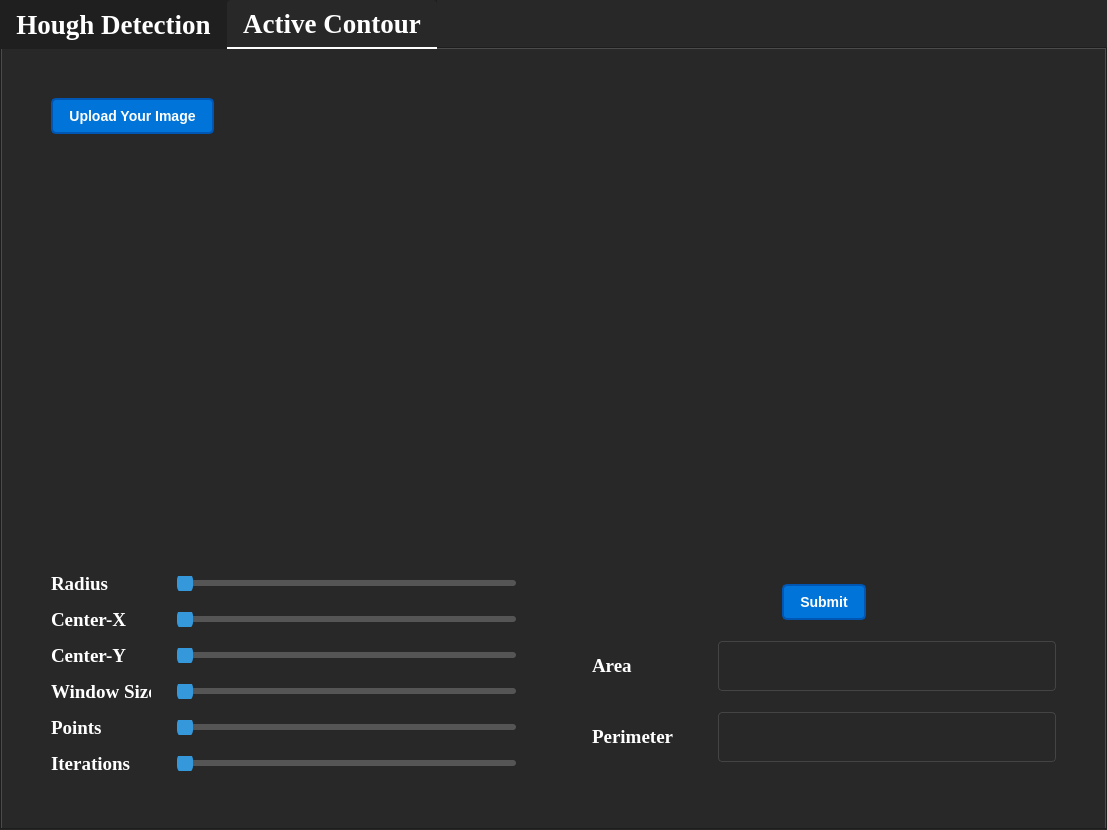
Above: MainWindow.ui from fadymohsen/EdgeBoundaryDetection before the change. Below: the same form after it.
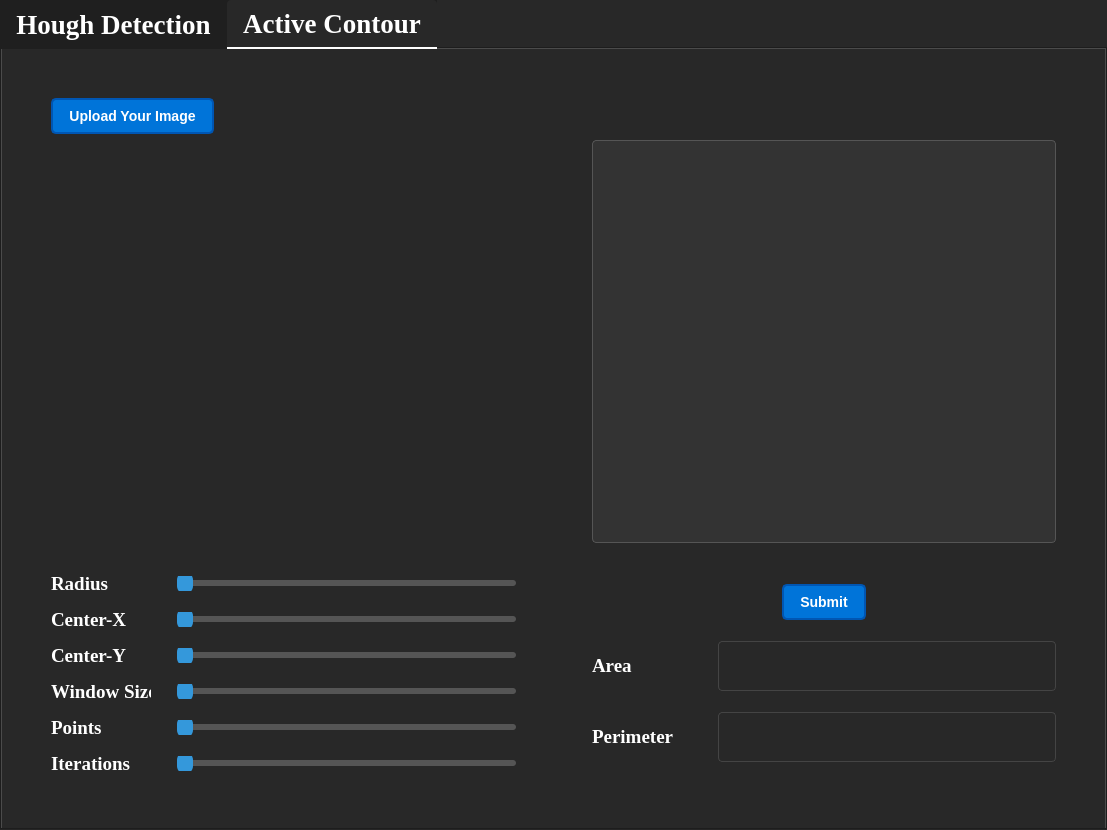
That is the form after the change. Custom widgets are drawn as their Qt base class.

Commit message: Update Active Contour UI

What changed in the file:
```diff
--- a/MainWindow.ui
+++ b/MainWindow.ui
@@ -973,7 +973,7 @@
              </spacer>
             </item>
             <item>
-             <widget class="GraphicsLayoutWidget" name="graphics_afterActiveContour" native="true">
+             <widget class="QGraphicsView" name="graphicsView">
               <property name="sizePolicy">
                <sizepolicy hsizetype="Preferred" vsizetype="Expanding">
                 <horstretch>0</horstretch>
```
